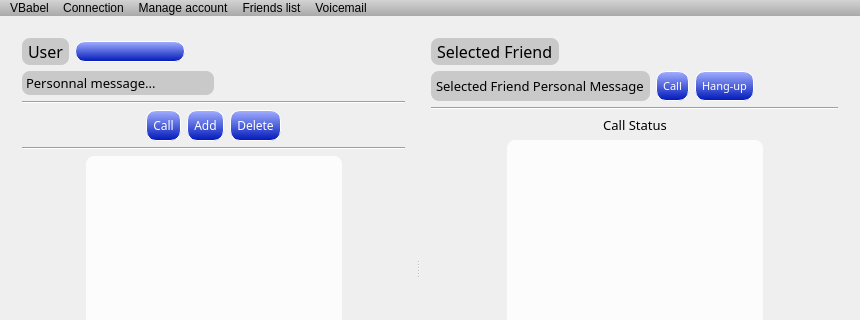
AGuismo/V-and-Co-Babel, file Client/ClientV2/NewBabelClient/Graphic.ui: the form before one commit; both pictures show x 0 to 860 and y 0 to 320 of the 860 by 542 pixel window.
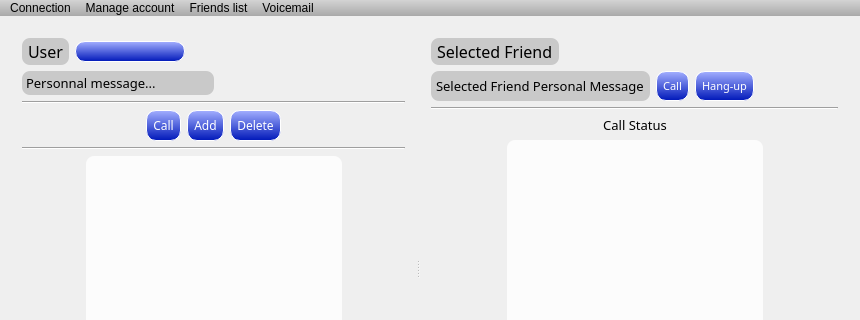
The form after the commit. Icons and pictures are not drawn. Custom widgets are drawn as their Qt base class.

```diff
--- a/Client/ClientV2/NewBabelClient/Graphic.ui
+++ b/Client/ClientV2/NewBabelClient/Graphic.ui
@@ -910,13 +910,6 @@
      <height>18</height>
     </rect>
    </property>
-   <widget class="QMenu" name="menuVBabel">
-    <property name="title">
-     <string>VBabel</string>
-    </property>
-    <addaction name="actionCall"/>
-    <addaction name="actionExit"/>
-   </widget>
    <widget class="QMenu" name="menuConnection">
     <property name="title">
      <string>Connection</string>
@@ -950,7 +943,6 @@
     <addaction name="actionAddFriend"/>
     <addaction name="actionDeleteFriend"/>
    </widget>
-   <addaction name="menuVBabel"/>
    <addaction name="menuConnection"/>
    <addaction name="menuManage_account"/>
    <addaction name="menuFriends_list"/>
```
